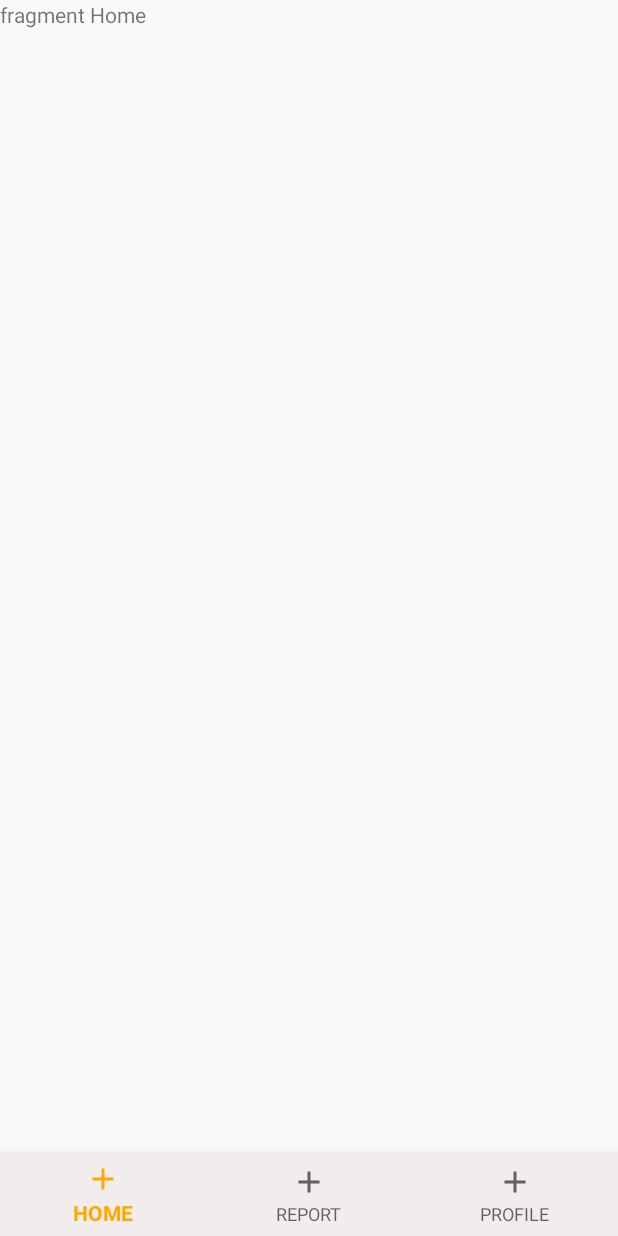
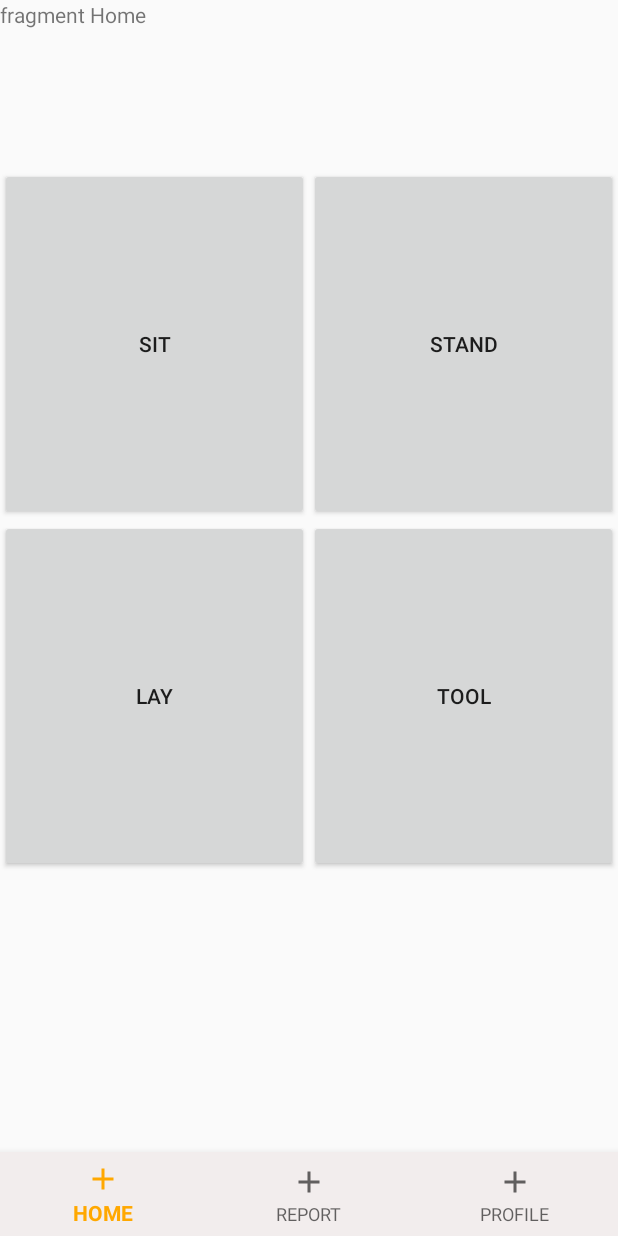
Before and after one commit to sangeunnn/healthCareAppForSinior, an Android app: the screen it shows after launch (MainActivity), on a phone screen of 412 x 824 dp. Run offline under Robolectric (Android 15) with nearby library versions, the phone set to English and light mode, and no system bars.

Commit message:
Make Home Layout
Make Home Layout

```diff
--- a/senior_balance(android)/app/src/main/res/layout/fragment_home.xml
+++ b/senior_balance(android)/app/src/main/res/layout/fragment_home.xml
@@ -5,10 +5,60 @@
     android:layout_height="match_parent"
     tools:context=".HomeFragment">
 
-    <!-- TODO: Update blank fragment layout -->
-    <TextView
+    <LinearLayout
         android:layout_width="match_parent"
         android:layout_height="match_parent"
-        android:text="fragment Home" />
-
+        android:orientation="vertical">
+        <LinearLayout
+            android:layout_width="match_parent"
+            android:layout_height="wrap_content"
+            android:layout_weight="1">
+            <TextView
+                android:layout_width="match_parent"
+                android:layout_height="wrap_content"
+                android:text="fragment Home" />
+        </LinearLayout>
+        <LinearLayout
+            android:layout_width="match_parent"
+            android:layout_height="wrap_content"
+            android:orientation="horizontal"
+            android:layout_weight="2">
+            <Button
+                android:id="@+id/workout_sit"
+                android:layout_width="wrap_content"
+                android:layout_height="match_parent"
+                android:layout_weight="1"
+                android:text="Sit"/>
+            <Button
+                android:id="@+id/workout_stand"
+                android:layout_width="wrap_content"
+                android:layout_height="match_parent"
+                android:layout_weight="1"
+                android:text="Stand"/>
+        </LinearLayout>
+        <LinearLayout
+            android:layout_width="match_parent"
+            android:layout_height="wrap_content"
+            android:orientation="horizontal"
+            android:layout_weight="2">
+            <Button
+                android:id="@+id/workout_lay"
+                android:layout_width="wrap_content"
+                android:layout_height="match_parent"
+                android:layout_weight="1"
+                android:text="Lay"/>
+            <Button
+                android:id="@+id/workout_tool"
+                android:layout_width="wrap_content"
+                android:layout_height="match_parent"
+                android:layout_weight="1"
+                android:text="Tool"/>
+        </LinearLayout>
+        <LinearLayout
+            android:layout_width="match_parent"
+            android:layout_height="wrap_content"
+            android:orientation="horizontal"
+            android:layout_weight="2">
+        </LinearLayout>
+    </LinearLayout>
 </FrameLayout>
```
